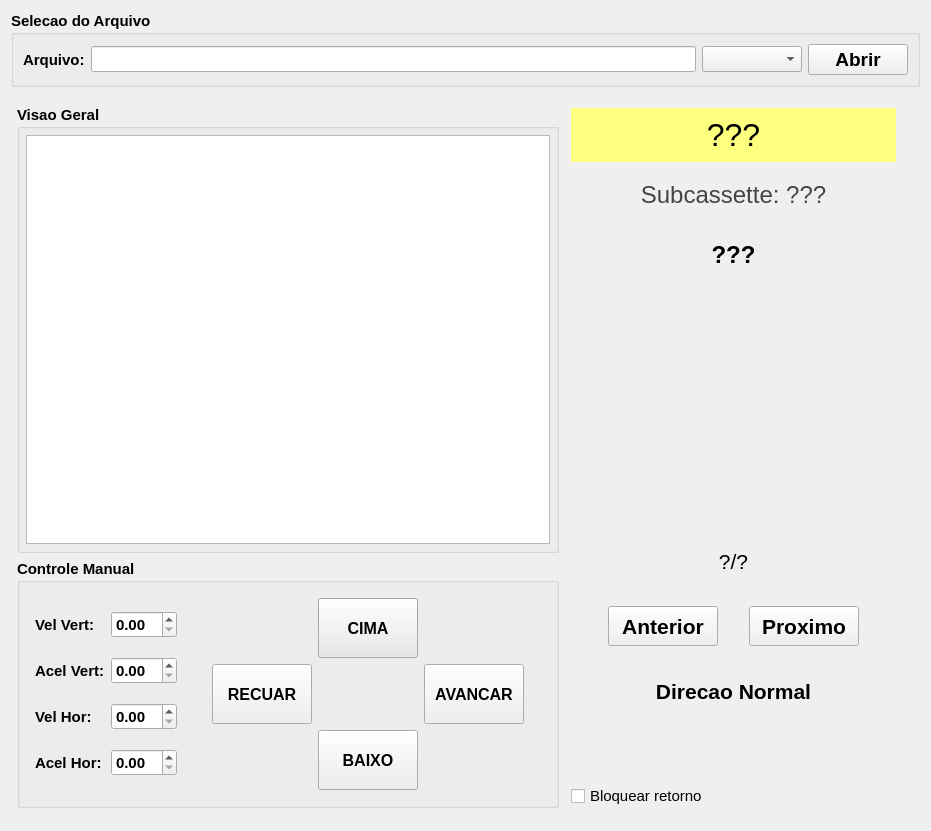
Old version of the form deltabench/gui/ui/assemblywidget.ui in the repository lnls-ima/delta-assembly-bench.
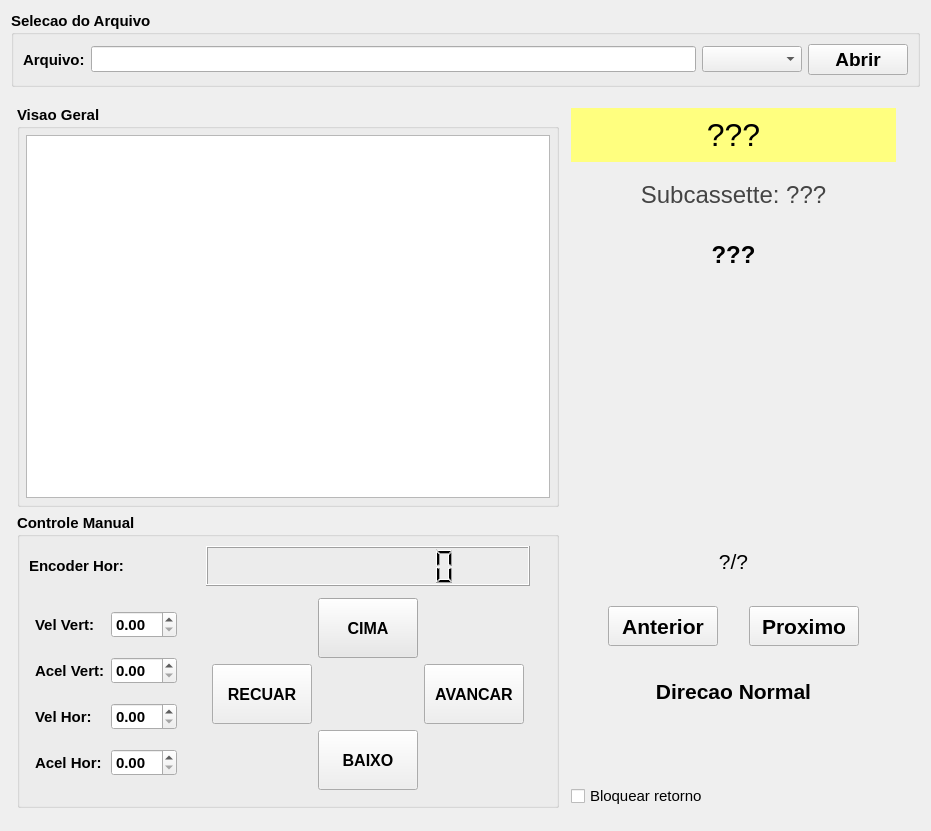
New version of the form. Icons and pictures are not drawn.

Commit message: Add encoder reading display to assembly tab

Patch:
```diff
--- a/deltabench/gui/ui/assemblywidget.ui
+++ b/deltabench/gui/ui/assemblywidget.ui
@@ -179,7 +179,7 @@
           <string>Controle Manual</string>
          </property>
          <layout class="QGridLayout" name="gridLayout_5">
-          <item row="0" column="1">
+          <item row="1" column="1">
            <spacer name="horizontalSpacer">
             <property name="orientation">
              <enum>Qt::Horizontal</enum>
@@ -192,7 +192,7 @@
             </property>
            </spacer>
           </item>
-          <item row="0" column="0">
+          <item row="1" column="0">
            <layout class="QGridLayout" name="gridLayout_7">
             <property name="leftMargin">
              <number>6</number>
@@ -252,7 +252,7 @@
             </item>
            </layout>
           </item>
-          <item row="0" column="2">
+          <item row="1" column="2">
            <layout class="QGridLayout" name="gridLayout_2">
             <property name="leftMargin">
              <number>6</number>
@@ -407,7 +407,7 @@
             </item>
            </layout>
           </item>
-          <item row="0" column="3">
+          <item row="1" column="3">
            <spacer name="horizontalSpacer_2">
             <property name="orientation">
              <enum>Qt::Horizontal</enum>
@@ -420,6 +420,31 @@
             </property>
            </spacer>
           </item>
+          <item row="0" column="2">
+           <widget class="QLCDNumber" name="lcd_linear_encoder_position">
+            <property name="minimumSize">
+             <size>
+              <width>0</width>
+              <height>40</height>
+             </size>
+            </property>
+            <property name="font">
+             <font>
+              <pointsize>9</pointsize>
+             </font>
+            </property>
+            <property name="digitCount">
+             <number>9</number>
+            </property>
+           </widget>
+          </item>
+          <item row="0" column="0">
+           <widget class="QLabel" name="label_6">
+            <property name="text">
+             <string>Encoder Hor:</string>
+            </property>
+           </widget>
+          </item>
          </layout>
         </widget>
        </item>
```
The commit also changes 5 other files.
